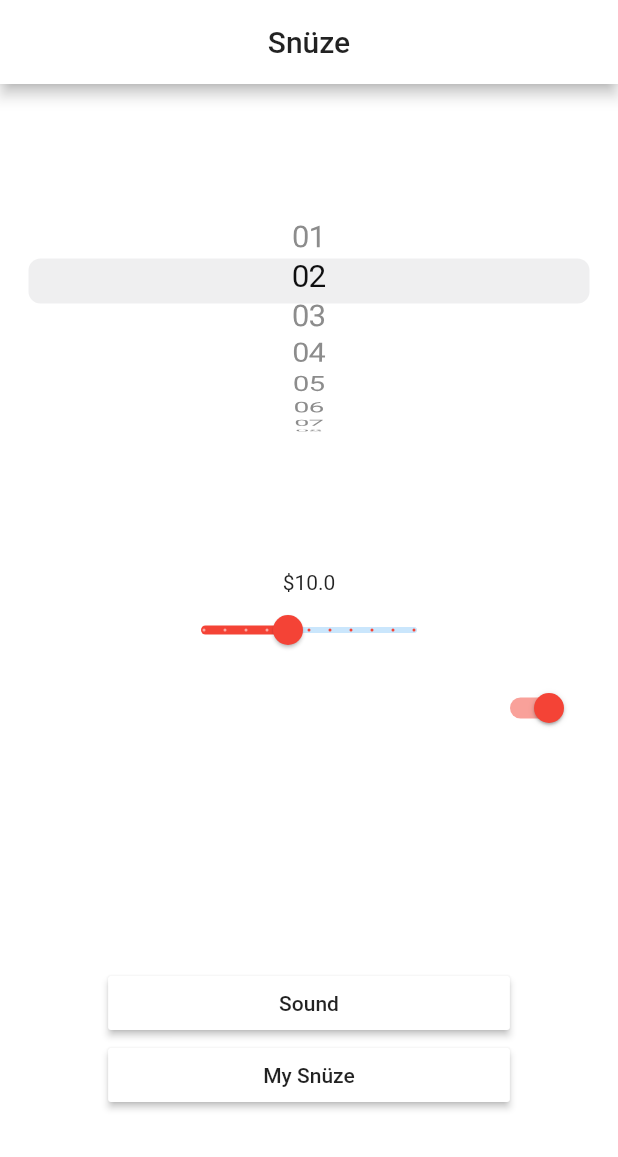
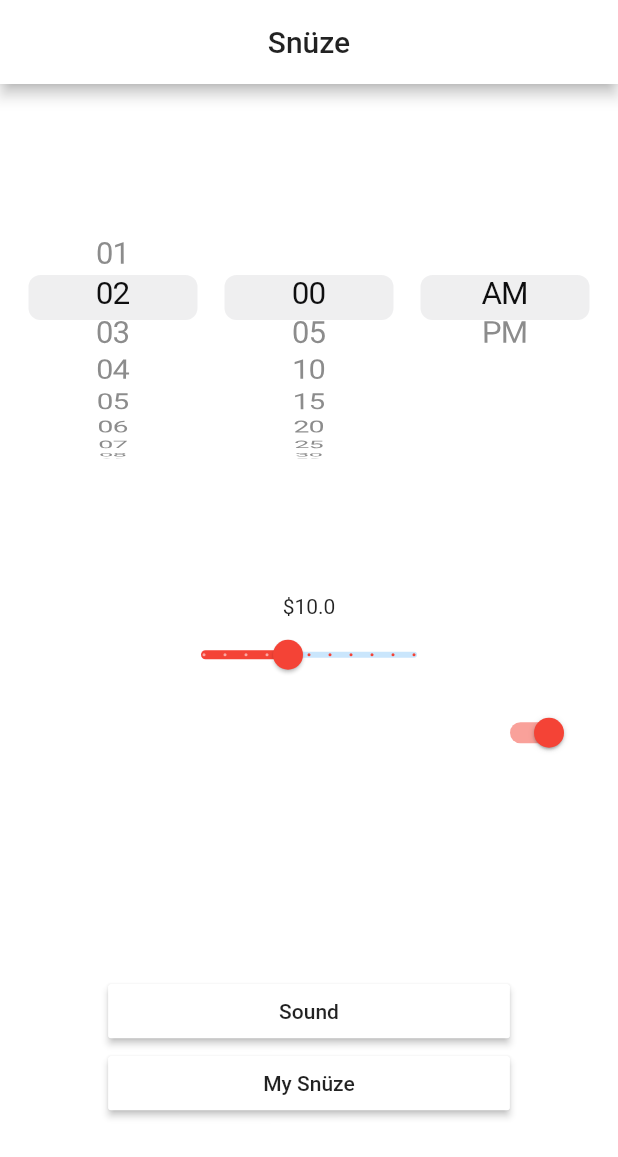
Before and after one commit to theTaoTeam/snuze_app, a Flutter app: the screen it shows after launch, after a tap on "02", on a phone screen of 412 x 824 dp. Shown: the top 1157 px of the screen. Run offline on Flutter 3.47's test engine with Material 2 defaults, Android fonts, the phone set to English and light mode, and no system bars.

Commit message:
feat(time_picker): Add time_picker widget to home page

```diff
--- /dev/null
+++ b/lib/helpers/time_picker.dart
@@ -0,0 +1,19 @@
+import 'package:flutter/cupertino.dart';
+import 'package:flutter/material.dart';
+
+List<Text> numberTextList({num start = 1, num end = 12, num inc = 1}) {
+  List<Text> numberList = [];
+  for(var i = start; i <= end; i += inc) {
+    numberList.add(numberTextWidget(i));
+  }
+  return numberList;
+}
+
+Widget numberTextWidget(num number) {
+  String numberString = uniformString(number);
+  return Text(numberString);
+}
+
+String uniformString(num number) {
+  return number < 10 ? "0" + number.toString() : number.toString();
+}
--- a/lib/main.dart
+++ b/lib/main.dart
@@ -1,5 +1,5 @@
 import 'package:flutter/material.dart';
-// import 'package:flutter/rendering.dart';
+import 'package:flutter/rendering.dart';
 
 import './pages/home/main.dart';
 
--- a/lib/pages/home/alarm_manager.dart
+++ b/lib/pages/home/alarm_manager.dart
@@ -1,22 +1,21 @@
 import 'package:flutter/material.dart';
 import 'package:flutter/cupertino.dart';
 
-import './hour_picker.dart';
 import './alarm_settings.dart';
 import './home_nav.dart';
+import './time_picker/main.dart';
 
 class AlarmManager extends StatelessWidget {
   @override
   Widget build(BuildContext context) {
     final double deviceWidth = MediaQuery.of(context).size.width;
     final double targetWidth = deviceWidth > 550.0 ? 400.0 : deviceWidth * 0.65;
-
     return Container(
       decoration: BoxDecoration(color: Colors.white),
       padding: EdgeInsets.symmetric(horizontal: 10.0, vertical: 5.0),
       child: Column(
         children: <Widget>[
-          HourPicker(),
+          TimePicker(),
           AlarmSettings(),
           SizedBox(),
           HomeNav(targetWidth),
--- a/lib/pages/home/hour_picker.dart
+++ b/lib/pages/home/time_picker/hour_picker.dart
@@ -1,30 +1,19 @@
 import 'package:flutter/material.dart';
 import 'package:flutter/cupertino.dart';
+
+import '../../../helpers/time_picker.dart';
 
 class HourPicker extends StatelessWidget {
   @override
   Widget build(BuildContext context) {
-    return Expanded(
-      flex: 1,
+    return Flexible(
+      fit: FlexFit.loose,
       child: CupertinoPicker(
         onSelectedItemChanged: (int newValue) {
           print(newValue);
         },
         itemExtent: 30.0,
-        children: <Widget>[
-          Text("01"),
-          Text("02"),
-          Text("03"),
-          Text("04"),
-          Text("05"),
-          Text("06"),
-          Text("07"),
-          Text("08"),
-          Text("09"),
-          Text("10"),
-          Text("11"),
-          Text("12"),
-        ]
+        children: numberTextList() // defaults to 1-12,
       ),
     );
   }
--- /dev/null
+++ b/lib/pages/home/time_picker/main.dart
@@ -0,0 +1,23 @@
+import 'package:flutter/material.dart';
+import 'package:flutter/cupertino.dart';
+
+import './hour_picker.dart';
+import './minute_picker.dart';
+import './meridiem_picker.dart';
+
+class TimePicker extends StatelessWidget {
+  @override
+  Widget build(BuildContext context) {
+    return Container(
+      child: new Row(
+        children: <Widget>[
+          HourPicker(),
+          MinutePicker(),
+          MeridiemPicker()
+        ],
+        mainAxisSize: MainAxisSize.min,
+      ),
+      height: MediaQuery.of(context).size.height / 3,
+    );
+  }
+}
--- /dev/null
+++ b/lib/pages/home/time_picker/meridiem_picker.dart
@@ -0,0 +1,21 @@
+import 'package:flutter/material.dart';
+import 'package:flutter/cupertino.dart';
+
+class MeridiemPicker extends StatelessWidget {
+  @override
+  Widget build(BuildContext context) {
+    return Flexible(
+      fit: FlexFit.loose,
+      child: CupertinoPicker(
+        onSelectedItemChanged: (int newValue) {
+          print(newValue);
+        },
+        itemExtent: 30.0,
+        children: [
+          Text("AM"),
+          Text("PM")
+        ]
+      ),
+    );
+  }
+}
--- /dev/null
+++ b/lib/pages/home/time_picker/minute_picker.dart
@@ -0,0 +1,21 @@
+import 'package:flutter/material.dart';
+import 'package:flutter/cupertino.dart';
+
+import '../../../helpers/time_picker.dart';
+
+class MinutePicker extends StatelessWidget {
+  @override
+
+  Widget build(BuildContext context) {
+    return Flexible(
+      fit: FlexFit.loose,
+      child: CupertinoPicker(
+        onSelectedItemChanged: (int newValue) {
+          print(newValue);
+        },
+        itemExtent: 30.0,
+        children: numberTextList(start: 0, end: 59, inc: 5)
+      ),
+    );
+  }
+}
```
